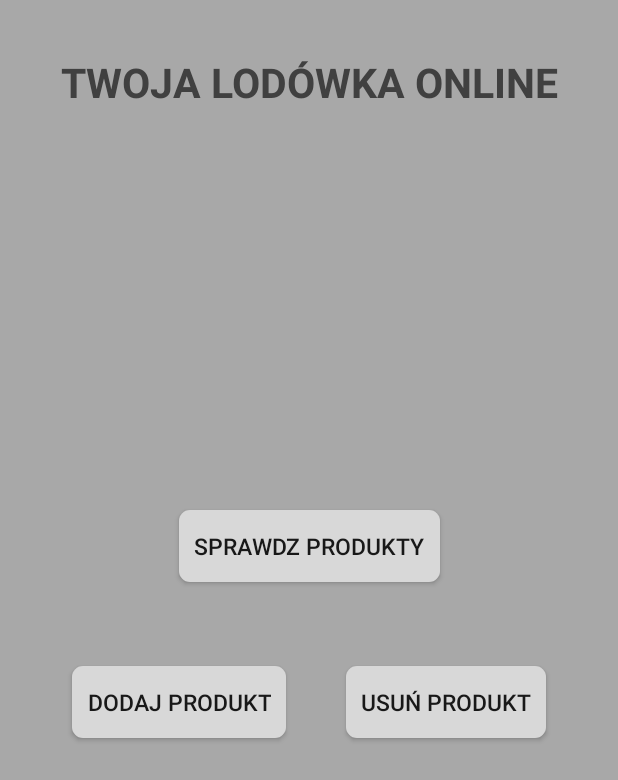
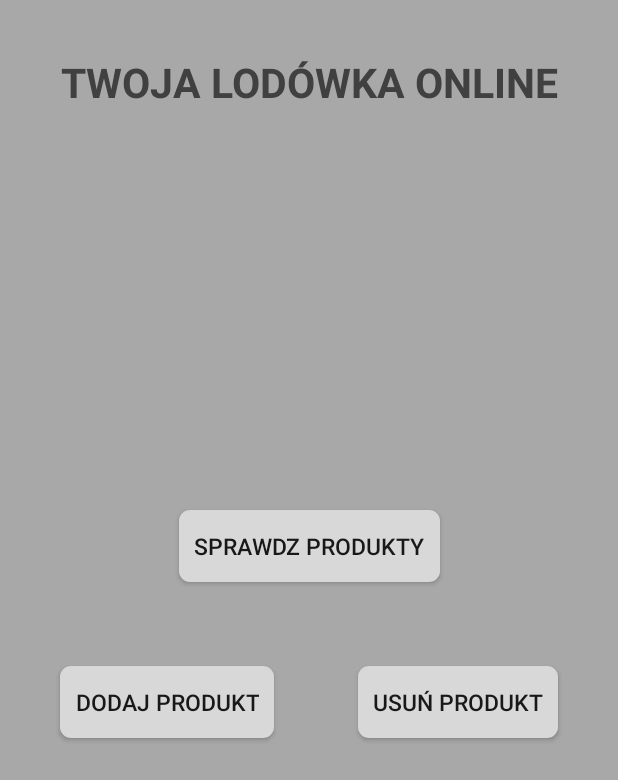
Before and after one commit to matihaw/AndroidAppRefrigerator, an Android app: the screen it shows after launch (MainActivity), on a phone screen of 412 x 824 dp. Shown: the top 780 px of the screen. Run offline under Robolectric (Android 15) with nearby library versions, the phone set to English and light mode, and no system bars; libraries missing offline, so code that uses them is left out: com.google.zxing.integration.

Commit message:
24,01,2020

```diff
--- a/app/build.gradle
+++ b/app/build.gradle
@@ -20,13 +20,13 @@ android {
 }
 
 dependencies {
-    implementation fileTree(dir: 'libs', include: ['*.jar'])
+    implementation fileTree(include: ['*.jar'], dir: 'libs')
     implementation 'androidx.appcompat:appcompat:1.0.2'
     implementation 'androidx.constraintlayout:constraintlayout:1.1.3'
     testImplementation 'junit:junit:4.12'
     androidTestImplementation 'androidx.test.ext:junit:1.1.0'
     androidTestImplementation 'androidx.test.espresso:espresso-core:3.1.1'
-
+    implementation files('libs/mysql-connector.jar')
 }
 repositories {
     jcenter()
--- a/app/src/main/AndroidManifest.xml
+++ b/app/src/main/AndroidManifest.xml
@@ -2,9 +2,8 @@
 <manifest xmlns:android="http://schemas.android.com/apk/res/android"
     xmlns:tools="http://schemas.android.com/tools"
     package="com.example.project">
-
     <uses-permission android:name="android.permission.CAMERA" />
-
+    <uses-permission android:name="android.permission.INTERNET" />
     <application
         android:allowBackup="true"
         android:icon="@mipmap/ic_launcher"
--- a/app/src/main/java/com/example/project/MainActivity.java
+++ b/app/src/main/java/com/example/project/MainActivity.java
@@ -14,7 +14,7 @@ import com.google.zxing.integration.android.IntentIntegrator;
 import com.google.zxing.integration.android.IntentResult;
 
 public class MainActivity extends AppCompatActivity {
-    protected String[] permission = {Manifest.permission.CAMERA};
+    protected String[] permission = {Manifest.permission.CAMERA, Manifest.permission.INTERNET};
     protected Context context = this; ///context
     protected Activity activity = this;   ///activity
     public String barcode = "";    ///barcode from scanner
--- a/app/src/main/res/layout/activity_main.xml
+++ b/app/src/main/res/layout/activity_main.xml
@@ -24,15 +24,17 @@
 
     <Button
         android:id="@+id/button2"
+        android:layout_width="wrap_content"
+
+        android:layout_height="wrap_content"
+        android:layout_marginStart="40dp"
+        android:layout_marginTop="56dp"
+        android:background="@drawable/rounded_edge"
         android:text="Dodaj produkt"
-
         android:textColor="#181818"
         android:textSize="15dp"
-        android:background="@drawable/rounded_edge"
-        android:layout_width="wrap_content"
-        android:layout_height="wrap_content"
-        android:layout_marginStart="48dp"
-        android:layout_marginTop="56dp"
+        app:layout_constraintEnd_toStartOf="@+id/button3"
+        app:layout_constraintHorizontal_bias="0.0"
         app:layout_constraintStart_toStartOf="parent"
         app:layout_constraintTop_toBottomOf="@+id/button" />
 
@@ -52,15 +54,15 @@
 
     <Button
         android:id="@+id/button3"
+        android:layout_width="wrap_content"
+
+        android:layout_height="wrap_content"
+        android:layout_marginTop="56dp"
+        android:layout_marginEnd="40dp"
+        android:background="@drawable/rounded_edge"
         android:text="Usuń produkt"
-
         android:textColor="#181818"
         android:textSize="15dp"
-        android:background="@drawable/rounded_edge"
-        android:layout_width="wrap_content"
-        android:layout_height="wrap_content"
-        android:layout_marginEnd="48dp"
-        android:layout_marginTop="56dp"
         app:layout_constraintEnd_toEndOf="parent"
         app:layout_constraintTop_toBottomOf="@+id/button" />
 
```
Also changed, not shown: app/src/main/java/com/example/project/AddProduct.java (+28 -6 lines), app/libs/mysql-connector.jar (added).
